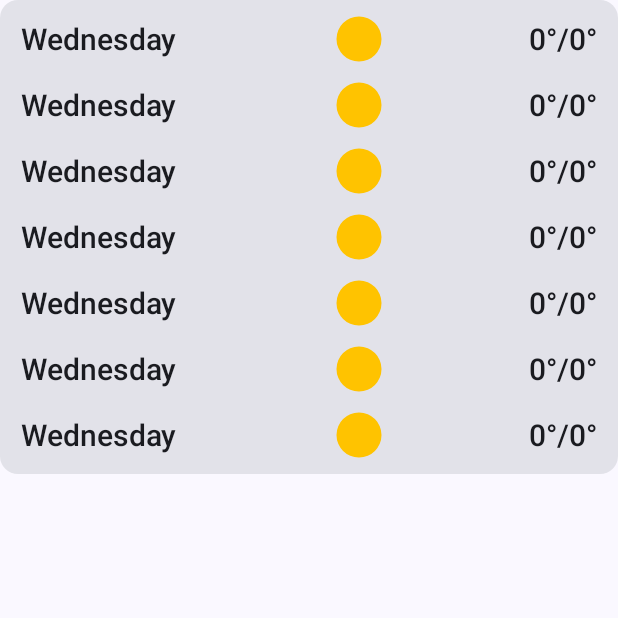
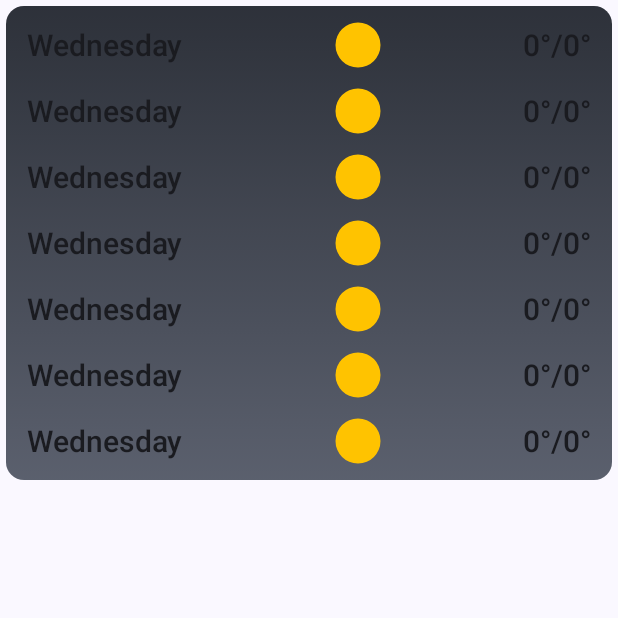
Before and after one commit to Simeon03/JetWeather, an Android app built with Jetpack Compose: the composable WeeklyWeatherView shown on its own in the app's theme, on a phone screen of 412 x 824 dp, the top half of it. Run offline under Robolectric (Android 15) with nearby library versions, the phone set to English and light mode, and no system bars; network calls fail; 2 statements that could not run were skipped.

Commit message:
Formatted card

```diff
--- a/app/src/main/java/com/example/jetweather/views/weeklyweather/WeeklyWeatherView.kt
+++ b/app/src/main/java/com/example/jetweather/views/weeklyweather/WeeklyWeatherView.kt
@@ -2,13 +2,13 @@ package com.example.jetweather.views.weeklyweather
 
 import android.os.Build
 import androidx.annotation.RequiresApi
-import androidx.compose.foundation.layout.Arrangement
+import androidx.compose.foundation.background
+import androidx.compose.foundation.layout.Box
 import androidx.compose.foundation.layout.Column
-import androidx.compose.foundation.layout.Row
 import androidx.compose.foundation.layout.fillMaxWidth
 import androidx.compose.foundation.layout.padding
+import androidx.compose.foundation.shape.RoundedCornerShape
 import androidx.compose.material3.Card
-import androidx.compose.material3.Text
 import androidx.compose.runtime.Composable
 import androidx.compose.runtime.LaunchedEffect
 import androidx.compose.runtime.getValue
@@ -16,11 +16,12 @@ import androidx.compose.runtime.mutableStateOf
 import androidx.compose.runtime.remember
 import androidx.compose.runtime.setValue
 import androidx.compose.ui.Modifier
-import androidx.compose.ui.text.style.TextAlign
+import androidx.compose.ui.graphics.Brush
 import androidx.compose.ui.unit.dp
+import com.example.jetweather.data.WeeklyWeather
+import com.example.jetweather.ui.theme.Gradient1
+import com.example.jetweather.ui.theme.Gradient2
 import com.example.jetweather.viewmodel.WeatherViewModel
-import com.example.jetweather.data.WeeklyWeather
-import com.example.jetweather.ui.theme.Typography
 
 @RequiresApi(Build.VERSION_CODES.O)
 @Composable
@@ -33,7 +34,16 @@ fun WeeklyWeatherView(viewModel: WeatherViewModel) {
         }
     }
 
-    Card {
+    val gradientColors = listOf(
+        Gradient1.copy(alpha = 0.8f),
+        Gradient2.copy(alpha = 0.6f)
+    )
+
+    Card(
+        shape = RoundedCornerShape(12.dp),
+        modifier = Modifier.padding(4.dp)
+    ) {
+        Box(modifier = Modifier.fillMaxWidth().background(Brush.verticalGradient(gradientColors))) {
             Column(
                 modifier = Modifier
                     .fillMaxWidth()
@@ -45,3 +55,4 @@ fun WeeklyWeatherView(viewModel: WeatherViewModel) {
             }
         }
     }
+}
```
Lines whose indentation alone changed are shown as unchanged.
